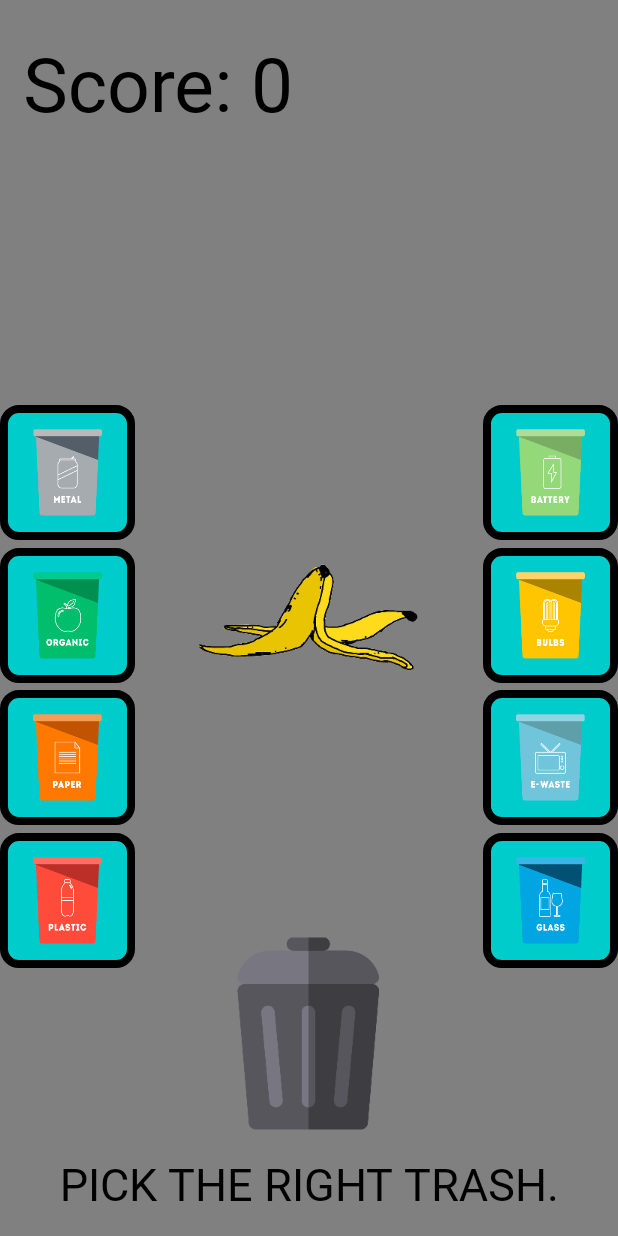
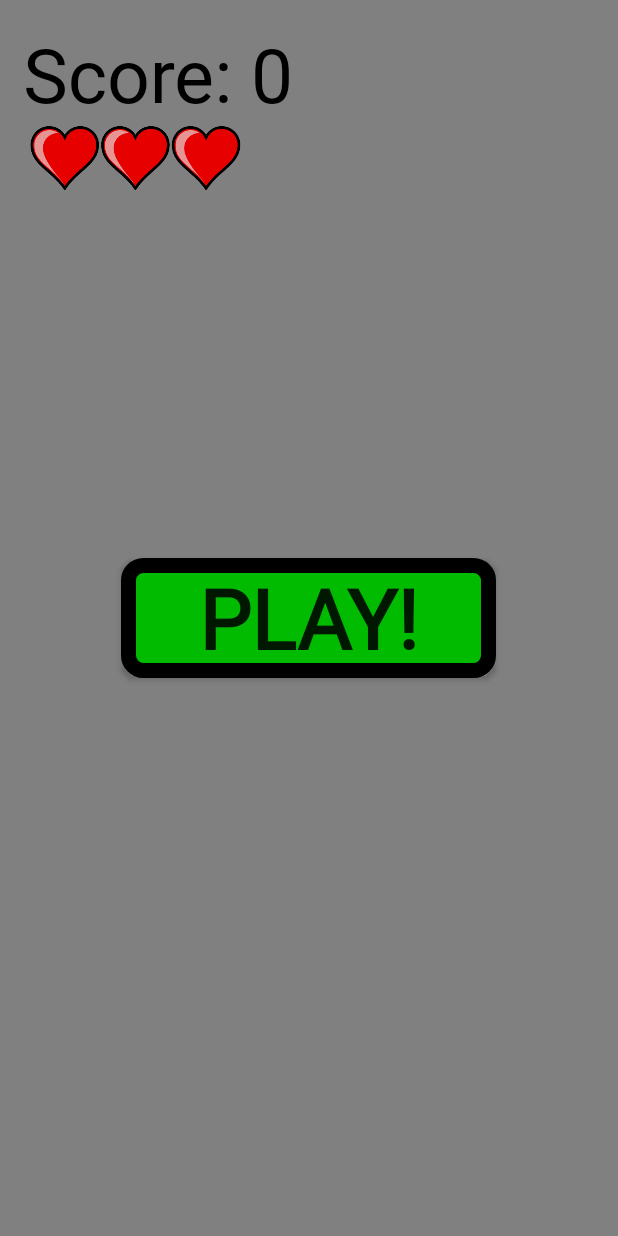
Before and after one commit to rrTio/CESTINO, an Android app: the MainActivity screen opened directly, with no data from a screen before it, on a phone screen of 412 x 824 dp. Run offline under Robolectric (Android 15) with nearby library versions, the phone set to English and light mode, and no system bars.

Commit message:
Added new feature

```diff
--- a/app/src/main/java/com/example/final_project/MainActivity.java
+++ b/app/src/main/java/com/example/final_project/MainActivity.java
@@ -11,26 +11,31 @@ import androidx.annotation.RequiresApi;
 import androidx.appcompat.app.AppCompatActivity;
 import android.os.Bundle;
 
+import java.util.Random;
+
 public class MainActivity extends AppCompatActivity
 {
+    Rect playerImage, trashImage;
+    TextView lblScore, trashName;
+    ImageView player, trash, lives;
     Drawable battery, bulbs, eWaste, glass, metal, organic, paper, plastic;
     ImageButton ibtnBattery, ibtnBulbs, ibtnEWaste, ibtnGlass, ibtnMetal, ibtnOrganic, ibtnPaper, ibtnPlastic;
-    ImageView player, trash;
-    TextView lblScore, trashName;
-    Rect playerImage = new Rect(), enemyImage = new Rect();
 
     boolean collision = false;
-    int score = 0;
+    int score = 0, livesCount = 3, random, randomType, livesNull, livesOne, livesTwo, livesThree;
+    int  boundsValue = 4, trashBounds = 4;
     float xDown = 0,yDown = 0, movedX, movedY, distanceX, distanceY;
     String strbatteries, strbulbs, strEWaste, strGlass, strMetals, strOrganic, strPapers, strPlastics;
+    String bio, nonBio, recycle;
 
+    @RequiresApi(api = Build.VERSION_CODES.LOLLIPOP)
     @SuppressLint("ClickableViewAccessibility")
     @Override
     protected void onCreate(Bundle savedInstanceState)
     {
         super.onCreate(savedInstanceState);
         setContentView(R.layout.activity_main);
-        setup();
+        setup(); //SETTING UP OF COMPONENTS
 
         //PLAYER'S MOTION
         player.setOnTouchListener(new View.OnTouchListener()
@@ -50,17 +55,24 @@ public class MainActivity extends AppCompatActivity
 
                         break;
 
+                    //USER'S TOUCH RELEASED
                     case MotionEvent.ACTION_UP:
                         checkCollision();
-
                         if(collision == true)
                         {
-                            score++;
-                            lblScore.setText("Score: " + String.valueOf(score));
-                            Toast.makeText(MainActivity.this, "COLLIDED", Toast.LENGTH_SHORT).show();
+                            score++; lblScore.setText("Score: " + String.valueOf(score));
+                            Toast.makeText(MainActivity.this, "CORRECT", Toast.LENGTH_SHORT).show();
+                        }
+
+                        //NOT FINAL FOR WRONG EVENTS
+                        if(collision == false)
+                        {
+                            livesCount--;
+                            if(livesCount == 2) {lives.setImageDrawable(getDrawable(livesTwo));}
+                            if(livesCount == 1) {lives.setImageDrawable(getDrawable(livesOne));}
+                            if(livesCount == 0) {lives.setImageDrawable(getDrawable(livesNull));}
                         }
                         break;
-
                 }
                 return true;
             }
@@ -68,39 +80,61 @@ public class MainActivity extends AppCompatActivity
 
         //CHANGE PLAYER'S IMAGE & SET THE BIN'S NAME
         ibtnBattery.setOnClickListener(new View.OnClickListener() {@Override public void onClick(View v) {player.setImageDrawable(battery); trashName.setText(strbatteries);}});
-
-        ibtnBulbs.setOnClickListener(new View.OnClickListener() {@Override public void onClick(View v) {player.setImageDrawable(bulbs);   trashName.setText(strbulbs);}});
-
-        ibtnEWaste.setOnClickListener(new View.OnClickListener() {@Override public void onClick(View v) {player.setImageDrawable(eWaste);  trashName.setText(strEWaste);}});
-
-        ibtnGlass.setOnClickListener(new View.OnClickListener() {@Override public void onClick(View v) {player.setImageDrawable(glass);   trashName.setText(strGlass);}});
-
-        ibtnMetal.setOnClickListener(new View.OnClickListener()
-        {@Override public void onClick(View v) {player.setImageDrawable(metal);   trashName.setText(strMetals);}});
-
-        ibtnOrganic.setOnClickListener(new View.OnClickListener()
-        {@Override public void onClick(View v) {player.setImageDrawable(organic); trashName.setText(strOrganic);}});
-
-        ibtnPaper.setOnClickListener(new View.OnClickListener()
-        {@Override public void onClick(View v) {player.setImageDrawable(paper);   trashName.setText(strPapers);}});
-
-        ibtnPlastic.setOnClickListener(new View.OnClickListener()
-        {@Override public void onClick(View v) {player.setImageDrawable(plastic); trashName.setText(strPlastics);}});
+        ibtnBulbs.setOnClickListener(new View.OnClickListener()   {@Override public void onClick(View v) {player.setImageDrawable(bulbs);   trashName.setText(strbulbs);}});
+        ibtnEWaste.setOnClickListener(new View.OnClickListener()  {@Override public void onClick(View v) {player.setImageDrawable(eWaste);  trashName.setText(strEWaste);}});
+        ibtnGlass.setOnClickListener(new View.OnClickListener()   {@Override public void onClick(View v) {player.setImageDrawable(glass);   trashName.setText(strGlass);}});
+        ibtnMetal.setOnClickListener(new View.OnClickListener()   {@Override public void onClick(View v) {player.setImageDrawable(metal);   trashName.setText(strMetals);}});
+        ibtnOrganic.setOnClickListener(new View.OnClickListener() {@Override public void onClick(View v) {player.setImageDrawable(organic); trashName.setText(strOrganic);}});
+        ibtnPaper.setOnClickListener(new View.OnClickListener()   {@Override public void onClick(View v) {player.setImageDrawable(paper);   trashName.setText(strPapers);}});
+        ibtnPlastic.setOnClickListener(new View.OnClickListener() {@Override public void onClick(View v) {player.setImageDrawable(plastic); trashName.setText(strPlastics);}});
     }
 
     public void checkCollision()
     {
-        playerImage = new Rect();
-        enemyImage = new Rect();
+        //SETUP RECT FOR IMAGEVIEWS
+        playerImage = new Rect(); trashImage = new Rect();
+        player.getHitRect(playerImage); trash.getHitRect(trashImage);
 
-        player.getHitRect(playerImage);
-        trash.getHitRect(enemyImage);
-
-        if(playerImage.intersect(enemyImage)) {collision = true;}
+        //COLLISION CHECKER FOR IMAGEVIEWS
+        if(playerImage.intersect(trashImage)) {collision = true;}
         else {collision = false;}
     }
 
+    //RANDOMIZER FOR TRASH AND VALUES
+    public int random() {final int randomValue = new Random().nextInt(boundsValue); return randomValue;}
+
+    //ARRAYS FOR IMAGES AND VALUES
+    public static String trashType()
+    {
+        String[] trashType = {"BIODEGRADABLE", "NON-BIODEGRADABLE", "RECYCLABLE"};
+        final int trashValue = new Random().nextInt(2);
+        return trashType[trashValue];
+    }
+
+    //ARRAYS FOR RANDOM IMAGES
+    public void bioDegradable()
+    {
+        trash = findViewById(R.id.trash);
+        int[] bioDegradable = {};
+        Drawable draw = getResources().getDrawable(bioDegradable[random]); trash.setImageDrawable(draw);
+    }
+
+    public void nonBioDegradable()
+    {
+        trash = findViewById(R.id.trash);
+        int[] nonBioDegradable = {};
+        Drawable draw = getResources().getDrawable(nonBioDegradable[random]); trash.setImageDrawable(draw);
+    }
+
+    public void recyclable()
+    {
+        trash = findViewById(R.id.trash);
+        int[] recyclable = {};
+        Drawable draw = getResources().getDrawable(recyclable[random]); trash.setImageDrawable(draw);
+    }
+
     //SETUP COMPONENTS
+    @RequiresApi(api = Build.VERSION_CODES.LOLLIPOP)
     public void setup()
     {
         //INSTANTIATION
@@ -122,8 +156,14 @@ public class MainActivity extends AppCompatActivity
         organic = ibtnOrganic.getDrawable();
         plastic = ibtnPlastic.getDrawable();
 
+        lives = findViewById(R.id.lives);
         trash = findViewById(R.id.trash);
         player = findViewById(R.id.player);
+
+        livesNull = R.drawable.life_null;
+        livesOne = R.drawable.life_one;
+        livesTwo = R.drawable.life_two;
+        livesThree = R.drawable.life_three;
 
         trashName = findViewById(R.id.trashName);
         lblScore = findViewById(R.id.lblScore);
--- /dev/null
+++ b/app/src/main/java/com/example/final_project/database/DBHandler.java
@@ -0,0 +1,6 @@
+package com.example.final_project.database;
+
+public class DBHandler
+{
+
+}
--- /dev/null
+++ b/app/src/main/java/com/example/final_project/database/DBOutput.java
@@ -0,0 +1,6 @@
+package com.example.final_project.database;
+
+public class DBOutput
+{
+
+}
--- a/app/src/main/res/layout/activity_main.xml
+++ b/app/src/main/res/layout/activity_main.xml
@@ -11,13 +11,35 @@
     <TextView
             android:id="@+id/lblScore"
             android:layout_width="match_parent"
-            android:layout_height="80dp"
-            android:layout_margin="15dp"
+            android:layout_height="60dp"
+            android:layout_marginTop="15dp"
+            android:layout_marginRight="15dp"
+            android:layout_marginLeft="15dp"
             android:text="SCORE: "
             android:gravity="center_vertical"
             android:textSize="50dp"
             android:textColor="#000000"
             android:fontFamily="@font/heyfun"
+    />
+
+    <ImageView
+            android:id="@+id/lives"
+            android:layout_width="150dp"
+            android:layout_height="60dp"
+            android:layout_below="@id/lblScore"
+            android:layout_marginLeft="15dp"
+            android:src="@drawable/life_three"
+    />
+
+    <Button
+            android:layout_width="250dp"
+            android:layout_height="80dp"
+            android:layout_centerInParent="true"
+            android:background="@drawable/btn_play"
+            android:text="PLAY!"
+            android:textSize="55dp"
+            android:fontFamily="@font/heyfun"
+            android:textStyle="bold"
     />
 
     <ImageButton
@@ -30,6 +52,8 @@
             android:background="@drawable/custom_image_button_background"
             android:layout_marginTop="270dp"
             android:src="@drawable/battery"
+            android:visibility="invisible"
+
     />
     <ImageButton
             android:id="@+id/ibtn_bulbs"
@@ -41,6 +65,8 @@
             android:background="@drawable/custom_image_button_background"
             android:layout_marginTop="365dp"
             android:src="@drawable/bulbs"
+            android:visibility="invisible"
+
     />
     <ImageButton
             android:id="@+id/ibtn_ewaste"
@@ -52,6 +78,8 @@
             android:background="@drawable/custom_image_button_background"
             android:layout_marginTop="460dp"
             android:src="@drawable/ewaste"
+            android:visibility="invisible"
+
     />
     <ImageButton
             android:id="@+id/ibtn_glass"
@@ -63,6 +91,8 @@
             android:background="@drawable/custom_image_button_background"
             android:layout_marginTop="555dp"
             android:src="@drawable/glass"
+            android:visibility="invisible"
+
     />
     <ImageButton
             android:id="@+id/ibtn_metal"
@@ -74,6 +104,8 @@
             android:background="@drawable/custom_image_button_background"
             android:layout_marginTop="270dp"
             android:src="@drawable/metal"
+            android:visibility="invisible"
+
     />
     <ImageButton
             android:id="@+id/ibtn_organic"
@@ -85,6 +117,8 @@
             android:background="@drawable/custom_image_button_background"
             android:layout_marginTop="365dp"
             android:src="@drawable/organic"
+            android:visibility="invisible"
+
     />
     <ImageButton
             android:id="@+id/ibtn_paper"
@@ -96,6 +130,8 @@
             android:background="@drawable/custom_image_button_background"
             android:layout_marginTop="460dp"
             android:src="@drawable/paper"
+            android:visibility="invisible"
+
     />
     <ImageButton
             android:id="@+id/ibtn_plastic"
@@ -107,6 +143,8 @@
             android:background="@drawable/custom_image_button_background"
             android:layout_marginTop="555dp"
             android:src="@drawable/plastic"
+            android:visibility="invisible"
+
     />
 
     <TextView
@@ -120,6 +158,8 @@
             android:textSize="30dp"
             android:gravity="center"
             android:fontFamily="@font/heyfun"
+            android:visibility="invisible"
+
     />
 
     <ImageView
@@ -128,6 +168,7 @@
             android:layout_height="150dp"
             android:layout_centerInParent="true"
             android:src="@drawable/trash_organic1"
+            android:visibility="invisible"
     />
 
     <ImageView
@@ -138,6 +179,8 @@
             android:layout_centerHorizontal="true"
             android:layout_marginBottom="60dp"
             android:src="@drawable/defaultbin"
+            android:visibility="invisible"
+
     />
 
 </RelativeLayout>
```
Also changed, not shown: app/src/main/res/drawable-xxxhdpi/life_null.png (added), app/src/main/res/drawable-xxxhdpi/life_one.png (added), app/src/main/res/drawable-xxxhdpi/life_three.png (added), app/src/main/res/drawable-xxxhdpi/life_two.png (added).
